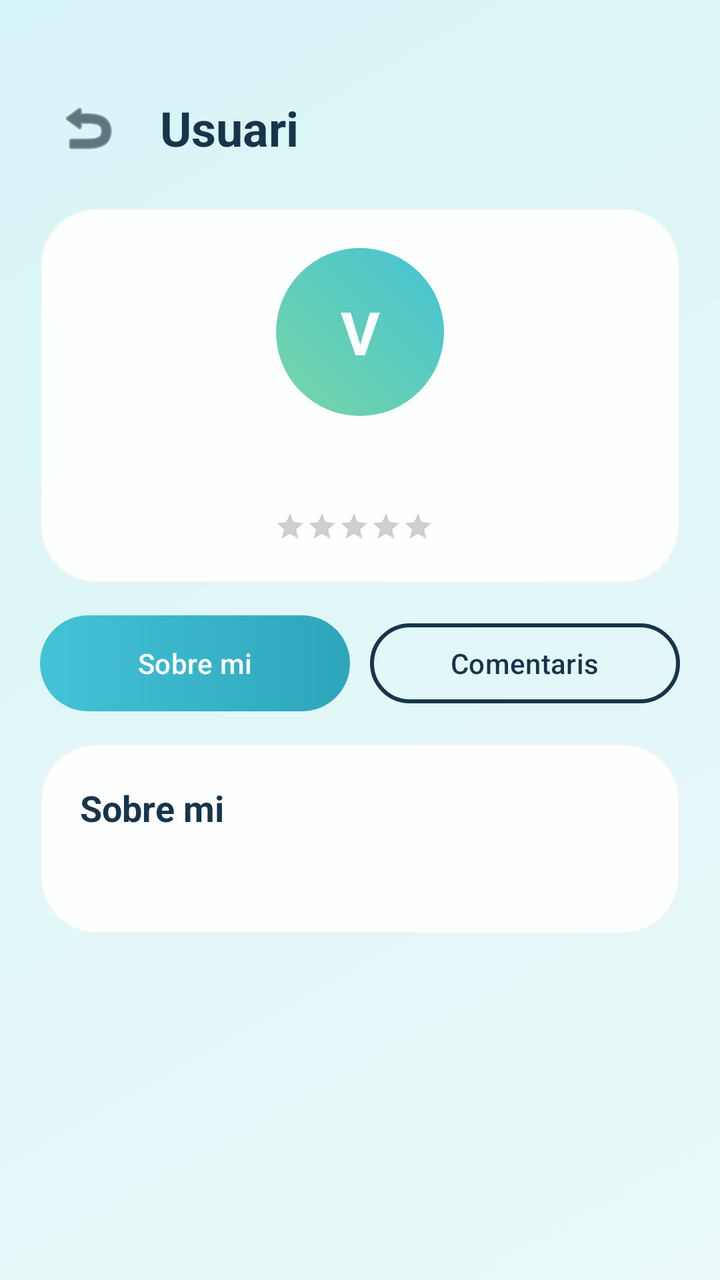
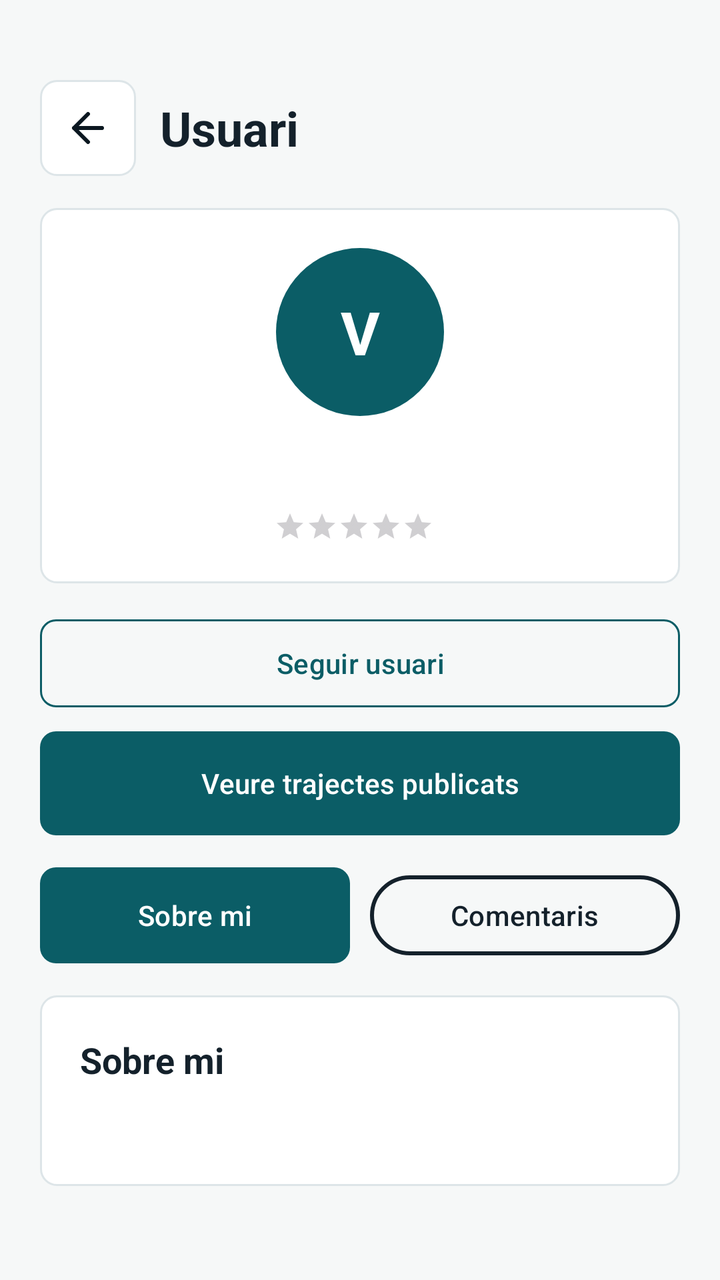

Compare the two renders of this Android layout. The source of the first and the diff that turns it into the second are given below.
<!-- AndroidManifest.xml: application theme Theme.ViBaCar -->
<!-- res/layout/activity_veure_perfil.xml -->
<?xml version="1.0" encoding="utf-8"?>
<androidx.core.widget.NestedScrollView xmlns:android="http://schemas.android.com/apk/res/android"
    xmlns:app="http://schemas.android.com/apk/res-auto"
    android:layout_width="match_parent"
    android:layout_height="match_parent"
    android:background="@drawable/fons_pantalla"
    android:fillViewport="true">

    <LinearLayout
        android:layout_width="match_parent"
        android:layout_height="wrap_content"
        android:orientation="vertical"
        android:paddingHorizontal="20dp"
        android:paddingTop="40dp"
        android:paddingBottom="20dp">

        
        <LinearLayout
            android:layout_width="match_parent"
            android:layout_height="wrap_content"
            android:gravity="center_vertical"
            android:orientation="horizontal">

            <ImageButton
                android:id="@+id/botoEnrere"
                android:layout_width="48dp"
                android:layout_height="48dp"
                android:layout_gravity="start"
                android:background="?attr/selectableItemBackgroundBorderless"
                android:contentDescription="@string/boto_enrere"
                android:padding="8dp"
                android:src="@android:drawable/ic_menu_revert"
                app:tint="@color/color_text_fosc" />

            <TextView
                android:id="@+id/txtTitolPerfil"
                android:layout_width="0dp"
                android:layout_height="wrap_content"
                android:layout_marginStart="12dp"
                android:layout_weight="1"
                android:text="@string/text_usuari"
                android:textColor="@color/color_text_principal"
                android:textSize="24sp"
                android:textStyle="bold" />
        </LinearLayout>

        
        <LinearLayout
            android:layout_width="match_parent"
            android:layout_height="wrap_content"
            android:layout_marginTop="16dp"
            android:background="@drawable/fons_targeta"
            android:elevation="8dp"
            android:orientation="vertical"
            android:padding="20dp">

            <FrameLayout
                android:layout_width="84dp"
                android:layout_height="84dp"
                android:layout_gravity="center_horizontal">

                <com.google.android.material.imageview.ShapeableImageView
                    android:id="@+id/imatgePerfil"
                    android:layout_width="match_parent"
                    android:layout_height="match_parent"
                    android:scaleType="centerCrop"
                    android:visibility="gone"
                    app:shapeAppearanceOverlay="@style/FormaAvatarCercle" />

                <TextView
                    android:id="@+id/txtInicialAvatar"
                    android:layout_width="match_parent"
                    android:layout_height="match_parent"
                    android:background="@drawable/fons_avatar"
                    android:gravity="center"
                    android:text="V"
                    android:textColor="@color/color_text_clar"
                    android:textSize="30sp"
                    android:textStyle="bold" />
            </FrameLayout>

            <TextView
                android:id="@+id/txtNom"
                android:layout_width="match_parent"
                android:layout_height="wrap_content"
                android:layout_marginTop="12dp"
                android:gravity="center"
                android:textColor="@color/color_text_principal"
                android:textSize="22sp"
                android:textStyle="bold" />

            <LinearLayout
                android:layout_width="wrap_content"
                android:layout_height="wrap_content"
                android:layout_gravity="center_horizontal"
                android:layout_marginTop="6dp"
                android:gravity="center_vertical"
                android:orientation="horizontal">

                <RatingBar
                    android:id="@+id/barraReputacio"
                    style="?android:attr/ratingBarStyleSmall"
                    android:layout_width="wrap_content"
                    android:layout_height="wrap_content"
                    android:isIndicator="true"
                    android:numStars="5"
                    android:progressTint="#FFD700"
                    android:stepSize="0.1" />

                <TextView
                    android:id="@+id/txtValoracio"
                    android:layout_width="wrap_content"
                    android:layout_height="wrap_content"
                    android:layout_marginStart="6dp"
                    android:textColor="@color/color_text_secundari"
                    android:textSize="12sp" />
            </LinearLayout>
        </LinearLayout>

        
        <LinearLayout
            android:layout_width="match_parent"
            android:layout_height="wrap_content"
            android:layout_marginTop="16dp"
            android:gravity="center"
            android:orientation="horizontal">

            
            <com.google.android.material.button.MaterialButton
                android:id="@+id/botoSeccioSobreMi"
                android:layout_width="0dp"
                android:layout_height="wrap_content"
                android:layout_weight="1"
                android:background="@drawable/fons_boto_principal"
                android:text="@string/perfil_sobre_mi"
                android:textColor="@color/color_text_clar"
                app:backgroundTint="@null" />

            <Space
                android:layout_width="10dp"
                android:layout_height="1dp" />

            
            <com.google.android.material.button.MaterialButton
                android:id="@+id/botoSeccioComentaris"
                style="@style/Widget.Material3.Button.OutlinedButton"
                android:layout_width="0dp"
                android:layout_height="wrap_content"
                android:layout_weight="1"
                android:text="Comentaris"
                android:textColor="@color/color_text_principal"
                app:strokeColor="@color/color_text_principal"
                app:strokeWidth="2dp" />
        </LinearLayout>

        
        <FrameLayout
            android:layout_width="match_parent"
            android:layout_height="wrap_content"
            android:layout_marginTop="16dp">

            
            <LinearLayout
                android:id="@+id/seccioSobreMi"
                android:layout_width="match_parent"
                android:layout_height="wrap_content"
                android:background="@drawable/fons_targeta"
                android:elevation="8dp"
                android:orientation="vertical"
                android:padding="20dp"
                android:visibility="visible">

                <TextView
                    android:layout_width="match_parent"
                    android:layout_height="wrap_content"
                    android:text="@string/perfil_sobre_mi"
                    android:textColor="@color/color_text_principal"
                    android:textSize="18sp"
                    android:textStyle="bold" />

                <TextView
                    android:id="@+id/txtDades"
                    android:layout_width="match_parent"
                    android:layout_height="wrap_content"
                    android:layout_marginTop="12dp"
                    android:textColor="@color/color_text_secundari"
                    android:lineSpacingExtra="4dp" />
            </LinearLayout>

            
            <LinearLayout
                android:id="@+id/seccioComentaris"
                android:layout_width="match_parent"
                android:layout_height="wrap_content"
                android:background="@drawable/fons_targeta"
                android:elevation="8dp"
                android:orientation="vertical"
                android:padding="20dp"
                android:visibility="gone">

                <TextView
                    android:layout_width="match_parent"
                    android:layout_height="wrap_content"
                    android:text="Comentaris i valoracions"
                    android:textColor="@color/color_text_principal"
                    android:textSize="18sp"
                    android:textStyle="bold" />

                <androidx.recyclerview.widget.RecyclerView
                    android:id="@+id/llistaComentaris"
                    android:layout_width="match_parent"
                    android:layout_height="wrap_content"
                    android:layout_marginTop="12dp"
                    android:nestedScrollingEnabled="false" />

                <TextView
                    android:id="@+id/txtBuitComentaris"
                    android:layout_width="match_parent"
                    android:layout_height="wrap_content"
                    android:layout_marginTop="12dp"
                    android:gravity="center"
                    android:text="Encara no hi ha comentaris per aquest usuari"
                    android:textColor="@color/color_text_secundari"
                    android:visibility="visible" />
            </LinearLayout>
        </FrameLayout>

        <com.google.android.material.button.MaterialButton
            android:id="@+id/botoObrirXat"
            android:layout_width="match_parent"
            android:layout_height="wrap_content"
            android:layout_marginTop="24dp"
            android:background="@drawable/fons_boto_principal"
            android:text="@string/boto_obrir_xat"
            android:textColor="@color/color_text_clar"
            android:visibility="gone" />

    </LinearLayout>
</androidx.core.widget.NestedScrollView>
<!-- resources referenced by this layout -->
<resources>
  <color name="color_text_clar">#FFFFFF</color>
  <color name="color_text_fosc">#0D2030</color>
  <color name="color_text_principal">#17354A</color>
  <color name="color_text_secundari">#547283</color>
  <!-- drawable fons_avatar (drawable) -->
  <?xml version="1.0" encoding="utf-8"?>
  <shape xmlns:android="http://schemas.android.com/apk/res/android" android:shape="oval">
      <gradient
          android:angle="45"
          android:endColor="@color/color_principal"
          android:startColor="@color/color_secundari" />
  </shape>
  <!-- drawable fons_boto_principal (drawable) -->
  <?xml version="1.0" encoding="utf-8"?>
  <shape xmlns:android="http://schemas.android.com/apk/res/android">
      <gradient
          android:angle="0"
          android:endColor="@color/color_principal_fosc"
          android:startColor="@color/color_principal" />
      <corners android:radius="30dp" />
  </shape>
  <!-- drawable fons_pantalla (drawable) -->
  <?xml version="1.0" encoding="utf-8"?>
  <shape xmlns:android="http://schemas.android.com/apk/res/android">
      <gradient
          android:angle="315"
          android:endColor="@color/color_fons"
          android:startColor="#D8F5F7" />
  </shape>
  <!-- drawable fons_targeta (drawable) -->
  <?xml version="1.0" encoding="utf-8"?>
  <shape xmlns:android="http://schemas.android.com/apk/res/android">
      <solid android:color="@color/color_targeta" />
      <corners android:radius="28dp" />
      <stroke
          android:width="1dp"
          android:color="#AAEDF4F4" />
  </shape>
  <string name="boto_enrere">Torna enrere</string>
  <string name="boto_obrir_xat">Obrir xat</string>
  <string name="perfil_sobre_mi">Sobre mi</string>
  <string name="text_usuari">Usuari</string>
  <style name="FormaAvatarCercle" parent="">
          <item name="cornerFamily">rounded</item>
          <item name="cornerSize">50%</item>
      </style>
  <style name="Theme.ViBaCar" parent="Base.Theme.ViBaCar" />
  <color name="color_principal">#44C3D6</color>
  <color name="color_secundari">#78D6A2</color>
  <color name="color_principal_fosc">#2DA5BB</color>
  <color name="color_fons">#EAF8F8</color>
  <color name="color_targeta">#FDFEFE</color>
  <style name="Base.Theme.ViBaCar" parent="Theme.Material3.Light.NoActionBar">
          <item name="colorPrimary">@color/color_principal</item>
          <item name="colorOnPrimary">@color/color_text_clar</item>
          <item name="colorSecondary">@color/color_secundari</item>
          <item name="android:statusBarColor">@android:color/transparent</item>
          <item name="android:navigationBarColor">@color/color_fons</item>
          <item name="android:windowLightStatusBar">true</item>
          <item name="android:windowBackground">@color/color_fons</item>
      </style>
</resources>

<!-- the commit's change to res/layout/activity_veure_perfil.xml (unified diff, before → after) -->
@@ -14,7 +14,6 @@
         android:paddingTop="40dp"
         android:paddingBottom="20dp">
 
-        
         <LinearLayout
             android:layout_width="match_parent"
             android:layout_height="wrap_content"
@@ -26,10 +25,10 @@
                 android:layout_width="48dp"
                 android:layout_height="48dp"
                 android:layout_gravity="start"
-                android:background="?attr/selectableItemBackgroundBorderless"
+                android:background="@drawable/fons_capsula"
                 android:contentDescription="@string/boto_enrere"
-                android:padding="8dp"
-                android:src="@android:drawable/ic_menu_revert"
+                android:padding="10dp"
+                android:src="@drawable/ic_enrere"
                 app:tint="@color/color_text_fosc" />
 
             <TextView
@@ -44,13 +43,12 @@
                 android:textStyle="bold" />
         </LinearLayout>
 
-        
         <LinearLayout
             android:layout_width="match_parent"
             android:layout_height="wrap_content"
             android:layout_marginTop="16dp"
             android:background="@drawable/fons_targeta"
-            android:elevation="8dp"
+            android:elevation="0dp"
             android:orientation="vertical"
             android:padding="20dp">
 
@@ -117,7 +115,28 @@
             </LinearLayout>
         </LinearLayout>
 
-        
+        <com.google.android.material.button.MaterialButton
+            android:id="@+id/botoSeguir"
+            style="@style/Widget.Material3.Button.OutlinedButton"
+            android:layout_width="match_parent"
+            android:layout_height="52dp"
+            android:layout_marginTop="14dp"
+            android:text="@string/boto_seguir_usuari"
+            android:textColor="@color/color_principal"
+            app:cornerRadius="8dp"
+            app:strokeColor="@color/color_principal" />
+
+        <com.google.android.material.button.MaterialButton
+            android:id="@+id/botoVeureTrajectes"
+            android:layout_width="match_parent"
+            android:layout_height="52dp"
+            android:layout_marginTop="8dp"
+            android:background="@drawable/fons_boto_principal"
+            android:text="@string/boto_veure_trajectes_usuari"
+            android:textColor="@color/color_text_clar"
+            app:backgroundTint="@null"
+            app:cornerRadius="8dp" />
+
         <LinearLayout
             android:layout_width="match_parent"
             android:layout_height="wrap_content"
@@ -125,7 +144,6 @@
             android:gravity="center"
             android:orientation="horizontal">
 
-            
             <com.google.android.material.button.MaterialButton
                 android:id="@+id/botoSeccioSobreMi"
                 android:layout_width="0dp"
@@ -140,7 +158,6 @@
                 android:layout_width="10dp"
                 android:layout_height="1dp" />
 
-            
             <com.google.android.material.button.MaterialButton
                 android:id="@+id/botoSeccioComentaris"
                 style="@style/Widget.Material3.Button.OutlinedButton"
@@ -153,19 +170,17 @@
                 app:strokeWidth="2dp" />
         </LinearLayout>
 
-        
         <FrameLayout
             android:layout_width="match_parent"
             android:layout_height="wrap_content"
             android:layout_marginTop="16dp">
 
-            
             <LinearLayout
                 android:id="@+id/seccioSobreMi"
                 android:layout_width="match_parent"
                 android:layout_height="wrap_content"
                 android:background="@drawable/fons_targeta"
-                android:elevation="8dp"
+                android:elevation="0dp"
                 android:orientation="vertical"
                 android:padding="20dp"
                 android:visibility="visible">
@@ -187,13 +202,12 @@
                     android:lineSpacingExtra="4dp" />
             </LinearLayout>
 
-            
             <LinearLayout
                 android:id="@+id/seccioComentaris"
                 android:layout_width="match_parent"
                 android:layout_height="wrap_content"
                 android:background="@drawable/fons_targeta"
-                android:elevation="8dp"
+                android:elevation="0dp"
                 android:orientation="vertical"
                 android:padding="20dp"
                 android:visibility="gone">
@@ -233,7 +247,9 @@
             android:background="@drawable/fons_boto_principal"
             android:text="@string/boto_obrir_xat"
             android:textColor="@color/color_text_clar"
-            android:visibility="gone" />
+            android:visibility="gone"
+            app:backgroundTint="@null"
+            app:cornerRadius="8dp" />
 
     </LinearLayout>
 </androidx.core.widget.NestedScrollView>
<!-- resource entries referenced after the edit -->
@@ -1,45 +1,62 @@
 <!-- resources referenced by this layout -->
 <resources>
   <color name="color_text_clar">#FFFFFF</color>
-  <color name="color_text_fosc">#0D2030</color>
-  <color name="color_text_principal">#17354A</color>
-  <color name="color_text_secundari">#547283</color>
+  <color name="color_text_fosc">#0B1720</color>
+  <color name="color_text_principal">#14212B</color>
+  <color name="color_text_secundari">#63727C</color>
   <!-- drawable fons_avatar (drawable) -->
   <?xml version="1.0" encoding="utf-8"?>
   <shape xmlns:android="http://schemas.android.com/apk/res/android" android:shape="oval">
-      <gradient
-          android:angle="45"
-          android:endColor="@color/color_principal"
-          android:startColor="@color/color_secundari" />
+      <solid android:color="@color/color_principal" />
   </shape>
   <!-- drawable fons_boto_principal (drawable) -->
   <?xml version="1.0" encoding="utf-8"?>
   <shape xmlns:android="http://schemas.android.com/apk/res/android">
-      <gradient
-          android:angle="0"
-          android:endColor="@color/color_principal_fosc"
-          android:startColor="@color/color_principal" />
-      <corners android:radius="30dp" />
+      <solid android:color="@color/color_principal" />
+      <corners android:radius="8dp" />
+  </shape>
+  <!-- drawable fons_capsula (drawable) -->
+  <?xml version="1.0" encoding="utf-8"?>
+  <shape xmlns:android="http://schemas.android.com/apk/res/android">
+      <solid android:color="@color/color_targeta" />
+      <corners android:radius="8dp" />
+      <stroke
+          android:width="1dp"
+          android:color="@color/color_linia" />
   </shape>
   <!-- drawable fons_pantalla (drawable) -->
   <?xml version="1.0" encoding="utf-8"?>
   <shape xmlns:android="http://schemas.android.com/apk/res/android">
-      <gradient
-          android:angle="315"
-          android:endColor="@color/color_fons"
-          android:startColor="#D8F5F7" />
+      <solid android:color="@color/color_fons_suau" />
   </shape>
   <!-- drawable fons_targeta (drawable) -->
   <?xml version="1.0" encoding="utf-8"?>
   <shape xmlns:android="http://schemas.android.com/apk/res/android">
       <solid android:color="@color/color_targeta" />
-      <corners android:radius="28dp" />
+      <corners android:radius="8dp" />
       <stroke
           android:width="1dp"
-          android:color="#AAEDF4F4" />
+          android:color="@color/color_linia" />
   </shape>
+  <!-- drawable ic_enrere (drawable) -->
+  <?xml version="1.0" encoding="utf-8"?>
+  <vector xmlns:android="http://schemas.android.com/apk/res/android"
+      android:width="24dp"
+      android:height="24dp"
+      android:viewportWidth="24"
+      android:viewportHeight="24">
+      <path
+          android:fillColor="@android:color/transparent"
+          android:strokeColor="#000000"
+          android:strokeWidth="2"
+          android:strokeLineCap="round"
+          android:strokeLineJoin="round"
+          android:pathData="M19,12 L5,12 M12,5 L5,12 L12,19" />
+  </vector>
   <string name="boto_enrere">Torna enrere</string>
   <string name="boto_obrir_xat">Obrir xat</string>
+  <string name="boto_seguir_usuari">Seguir usuari</string>
+  <string name="boto_veure_trajectes_usuari">Veure trajectes publicats</string>
   <string name="perfil_sobre_mi">Sobre mi</string>
   <string name="text_usuari">Usuari</string>
   <style name="FormaAvatarCercle" parent="">
@@ -47,11 +64,12 @@
           <item name="cornerSize">50%</item>
       </style>
   <style name="Theme.ViBaCar" parent="Base.Theme.ViBaCar" />
-  <color name="color_principal">#44C3D6</color>
-  <color name="color_secundari">#78D6A2</color>
-  <color name="color_principal_fosc">#2DA5BB</color>
-  <color name="color_fons">#EAF8F8</color>
-  <color name="color_targeta">#FDFEFE</color>
+  <color name="color_principal">#0B5D66</color>
+  <color name="color_secundari">#2F8F67</color>
+  <color name="color_fons">#EEF3F4</color>
+  <color name="color_targeta">#FFFFFF</color>
+  <color name="color_linia">#DDE5E8</color>
+  <color name="color_fons_suau">#F6F8F8</color>
   <style name="Base.Theme.ViBaCar" parent="Theme.Material3.Light.NoActionBar">
           <item name="colorPrimary">@color/color_principal</item>
           <item name="colorOnPrimary">@color/color_text_clar</item>
